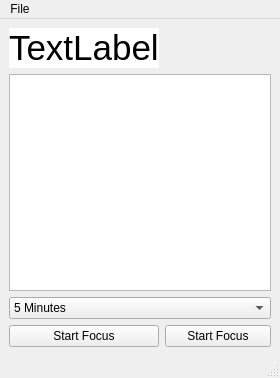
Above: mainwindow.ui from bramburn/timerApp before the change. Below: the same form after it.
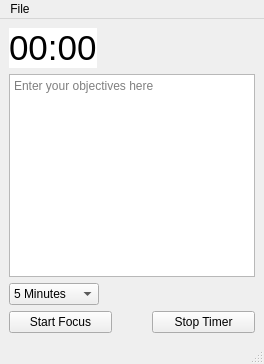
That is the form after the change.

Diff of the .ui file:
```diff
--- a/mainwindow.ui
+++ b/mainwindow.ui
@@ -6,17 +6,28 @@
    <rect>
     <x>0</x>
     <y>0</y>
-    <width>280</width>
-    <height>378</height>
+    <width>264</width>
+    <height>364</height>
    </rect>
   </property>
   <property name="windowTitle">
    <string>MainWindow</string>
   </property>
   <widget class="QWidget" name="centralwidget">
-   <layout class="QGridLayout" name="gridLayout">
-    <item row="0" column="0">
+   <layout class="QVBoxLayout" name="verticalLayout">
+    <item>
+     <layout class="QHBoxLayout" name="horizontalLayout_2" stretch="1,2">
+      <property name="spacing">
+       <number>4</number>
+      </property>
+      <item>
      <widget class="QLabel" name="timeDisplay">
+        <property name="maximumSize">
+         <size>
+          <width>200</width>
+          <height>50</height>
+         </size>
+        </property>
       <property name="font">
        <font>
         <pointsize>26</pointsize>
@@ -29,14 +40,35 @@
        <string notr="true">background:rgb(255,255,255)</string>
       </property>
       <property name="text">
-       <string>TextLabel</string>
+         <string>00:00</string>
       </property>
      </widget>
     </item>
-    <item row="1" column="0" colspan="2">
-     <widget class="QPlainTextEdit" name="focusText"/>
-    </item>
-    <item row="2" column="0" colspan="2">
+      <item>
+       <spacer name="horizontalSpacer">
+        <property name="orientation">
+         <enum>Qt::Horizontal</enum>
+        </property>
+        <property name="sizeHint" stdset="0">
+         <size>
+          <width>188</width>
+          <height>20</height>
+         </size>
+        </property>
+       </spacer>
+      </item>
+     </layout>
+    </item>
+    <item>
+     <widget class="QPlainTextEdit" name="focusText">
+      <property name="placeholderText">
+       <string>Enter your objectives here</string>
+      </property>
+     </widget>
+    </item>
+    <item>
+     <layout class="QHBoxLayout" name="horizontalLayout_3">
+      <item>
      <widget class="QComboBox" name="timerSelect">
       <item>
        <property name="text">
@@ -60,19 +92,41 @@
       </item>
      </widget>
     </item>
-    <item row="3" column="0">
+      <item>
+       <spacer name="horizontalSpacer_2">
+        <property name="orientation">
+         <enum>Qt::Horizontal</enum>
+        </property>
+        <property name="sizeHint" stdset="0">
+         <size>
+          <width>40</width>
+          <height>20</height>
+         </size>
+        </property>
+       </spacer>
+      </item>
+     </layout>
+    </item>
+    <item>
+     <layout class="QHBoxLayout" name="horizontalLayout" stretch="2,2">
+      <property name="spacing">
+       <number>40</number>
+      </property>
+      <item>
      <widget class="QPushButton" name="startBtnTimer">
       <property name="text">
        <string>Start Focus</string>
       </property>
      </widget>
     </item>
-    <item row="3" column="1">
-     <widget class="QPushButton" name="startBtnTimer_2">
+      <item>
+       <widget class="QPushButton" name="stopTimerBtn">
       <property name="text">
-       <string>Start Focus</string>
-      </property>
-     </widget>
+         <string>Stop Timer</string>
+        </property>
+       </widget>
+      </item>
+     </layout>
     </item>
    </layout>
   </widget>
@@ -81,7 +135,7 @@
     <rect>
      <x>0</x>
      <y>0</y>
-     <width>280</width>
+     <width>264</width>
      <height>24</height>
     </rect>
    </property>
```
Left out of the diff: 4 changed lines with no effect on the pictures. Lines whose indentation alone changed are shown as unchanged.
